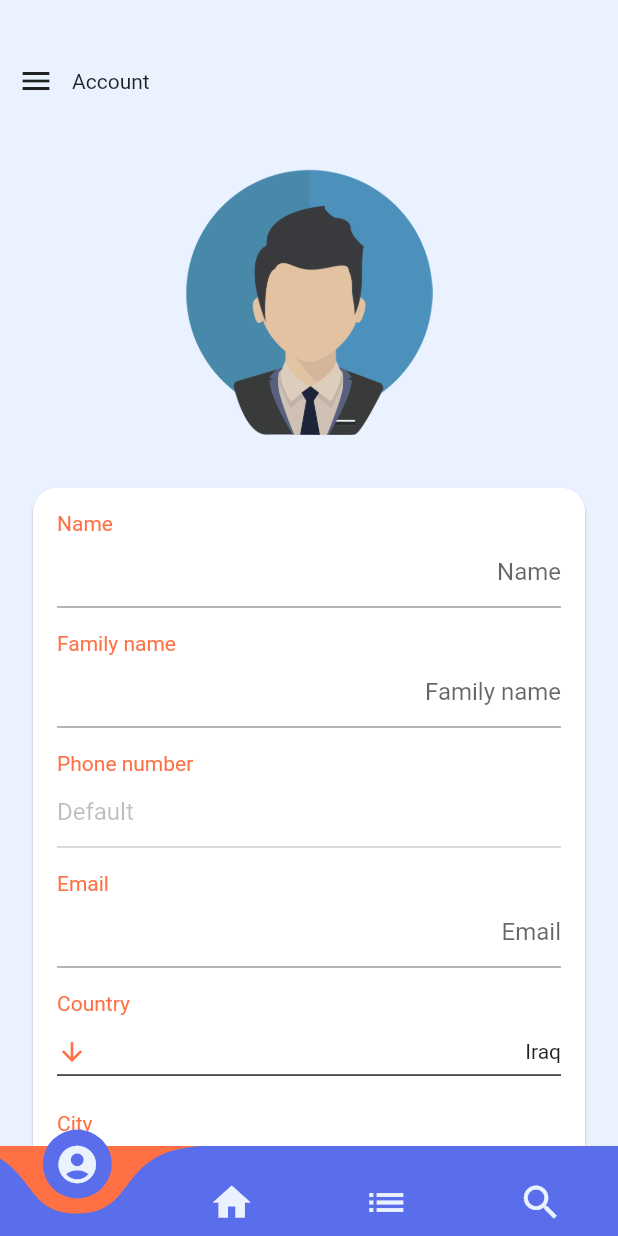
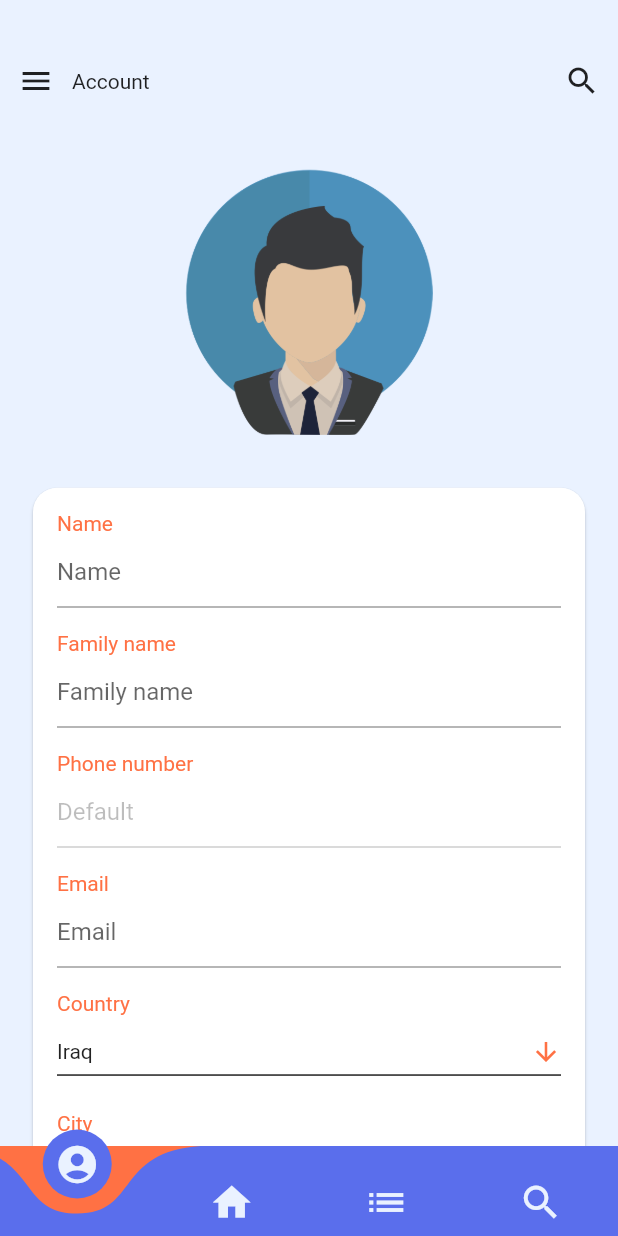
Before and after one commit to danial-barazandeh/mobileWorld, a Flutter app: the SignUpForm screen opened by its route, on a phone screen of 412 x 824 dp. Run offline on Flutter 3.47's test engine with Material 2 defaults, Android fonts, the phone set to English and light mode, and no system bars; drawn by our look-alikes of curved_navigation_bar; our stand-ins replace adaptive_dialog, cached_network_image, card_swiper, carousel_slider, cloud_firestore, dio and 19 more; missing offline and left inert: firebase_app_check, loading_animations; accounts and stored records are empty; network calls fail.

Commit message:
Sign Up Form
Sign up form is updated

```diff
--- a/lib/Pages/PartList/PartListController.dart
+++ b/lib/Pages/PartList/PartListController.dart
@@ -60,7 +60,7 @@ class PartListController extends GetxController{
   productGroupBy(int index){
 
     var tempList  =  allProductList.where((p0) => p0.productCategoryId.toString() == productCategoryList[index].id.toString()).toList();
-    var tempList2 = tempList.groupListsBy((element) => element.ownerId);
+    var tempList2 = tempList.groupListsBy((element) => element.vendor.id);
     return tempList2;
   }
 
--- a/lib/Pages/SignUpForm/SignUpForm.dart
+++ b/lib/Pages/SignUpForm/SignUpForm.dart
@@ -12,6 +12,8 @@ import 'package:jmob/Widget/Drawer/MyPerfectDrawer.dart';
 import 'package:pin_code_fields/pin_code_fields.dart';
 import 'package:slide_countdown/slide_countdown.dart';
 
+import '../SearchPage/SearchPage.dart';
+import '../SearchPage/SearchPageBinding.dart';
 import 'SignUpFormController.dart';
 
 class SignUpForm extends GetView<SignUpFormController> {
@@ -51,21 +53,45 @@ class SignUpForm extends GetView<SignUpFormController> {
                     SizedBox(
                       height: myDrawerController.isDrawerOpen.value ? 10 : 30,
                     ),
+                    Stack(
+                      children: [
+                        Row(
+                          mainAxisAlignment: MainAxisAlignment.spaceBetween,
+                          children: [
                             Row(
                               crossAxisAlignment: CrossAxisAlignment.center,
                               children: [
                                 myDrawerController.isDrawerOpen.value
-                            ? IconButton(
-                                icon: Icon(Icons.arrow_back, color: myColors.textColor),
+                                    ? Container(
+                                  width: MediaQuery.of(context).size.width,
+                                  alignment: Alignment.centerRight,
+                                  child: IconButton(
+                                    icon: Icon(Icons.arrow_forward, color: myColors.textColor),
                                     onPressed: () => myDrawerController.CloseDrawer(),
+                                  ),
                                 )
                                     : IconButton(
                                   icon: Icon(Icons.menu, color: myColors.textColor),
                                   onPressed: () => myDrawerController.OpenDrawer(context),
                                 ),
-                        Text(
+                                !myDrawerController.isDrawerOpen.value
+                                    ? Text(
                                   myStrings.editAccount,
                                   style: TextStyle(color: myColors.textColor),
+                                ) : SizedBox(),
+                              ],
+                            ),
+                            !myDrawerController.isDrawerOpen.value
+                                ? Expanded(
+                              child: Align(
+                                alignment: Alignment.centerRight,
+                                child: IconButton(
+                                  icon: Icon(Icons.search, color: myColors.textColor),
+                                  onPressed: () => Get.to(() => SearchPage(), binding: SearchPageBinding()),
+                                ),
+                              ),
+                            ) : SizedBox(),
+                          ],
                         ),
                       ],
                     ),
@@ -107,7 +133,6 @@ class SignUpForm extends GetView<SignUpFormController> {
                                             }
                                           },
                                           keyboardType: TextInputType.text,
-                                          textAlign: TextAlign.right,
                                           style: TextStyle(color: Colors.black87),
                                           decoration: new InputDecoration(
                                             errorStyle: TextStyle(color: Colors.black87),
@@ -134,7 +159,6 @@ class SignUpForm extends GetView<SignUpFormController> {
                                             }
                                           },
                                           keyboardType: TextInputType.text,
-                                          textAlign: TextAlign.right,
                                           style: TextStyle(color: Colors.black87),
                                           decoration: new InputDecoration(
                                             errorStyle: TextStyle(color: Colors.black87),
@@ -189,7 +213,6 @@ class SignUpForm extends GetView<SignUpFormController> {
                                             }
                                           },
                                           keyboardType: TextInputType.emailAddress,
-                                          textAlign: TextAlign.right,
                                           style: TextStyle(color: Colors.black87),
                                           decoration: new InputDecoration(
                                             errorStyle: TextStyle(color: Colors.black87),
@@ -209,7 +232,7 @@ class SignUpForm extends GetView<SignUpFormController> {
                                       ),
 
                                       Directionality(
-                                        textDirection: TextDirection.rtl,
+                                        textDirection: TextDirection.ltr,
                                         child: DropdownButton<String>(
                                           value: signUpFormController.country.value,
                                           isExpanded: true,
@@ -501,13 +524,12 @@ class SignUpForm extends GetView<SignUpFormController> {
 
                                           },
                                           keyboardType: TextInputType.text,
-                                          textAlign: TextAlign.right,
                                           style: TextStyle(color: Colors.black87),
                                           decoration: new InputDecoration(
                                             errorStyle: TextStyle(color: Colors.black87),
                                             errorBorder: UnderlineInputBorder(borderSide: BorderSide(color: Colors.black87)),
                                             focusedErrorBorder: UnderlineInputBorder(borderSide: BorderSide(color: Colors.black87)),
-                                            hintText: myStrings.emailAddress,
+                                            hintText: myStrings.city,
                                             labelStyle: TextStyle(color: Colors.black87),
                                           )),
 
@@ -527,7 +549,6 @@ class SignUpForm extends GetView<SignUpFormController> {
 
                                           },
                                           keyboardType: TextInputType.text,
-                                          textAlign: TextAlign.right,
                                           style: TextStyle(color: Colors.black87),
                                           decoration: new InputDecoration(
                                             border: InputBorder.none,
--- a/lib/Services/BackendServices.dart
+++ b/lib/Services/BackendServices.dart
@@ -23,7 +23,7 @@ import 'MyColors.dart';
 import 'MyStrings.dart';
 
 class BackendServices {
-  static var domainBase = "http://192.168.1.236:8000";
+  static var domainBase = "http://brzdev.ir";
   static var myStrings = Get.find<MyStrings>();
   static var myColors = Get.find<MyColors>();
   static var client = http.Client();
```
Also changed, not shown: lib/Pages/PartList/PartList.dart (+8 -18 lines), lib/Pages/SignUpForm/SignUpFormController.dart (+12 -9 lines), lib/Pages/VendorPage/VendorPage.dart (+16 -1 lines), lib/Widget/ProductWidget.dart (+1 -28 lines), lib/Widget/ProductWidgetMultilevel.dart (+19 -48 lines). Lines whose indentation alone changed are shown as unchanged.
